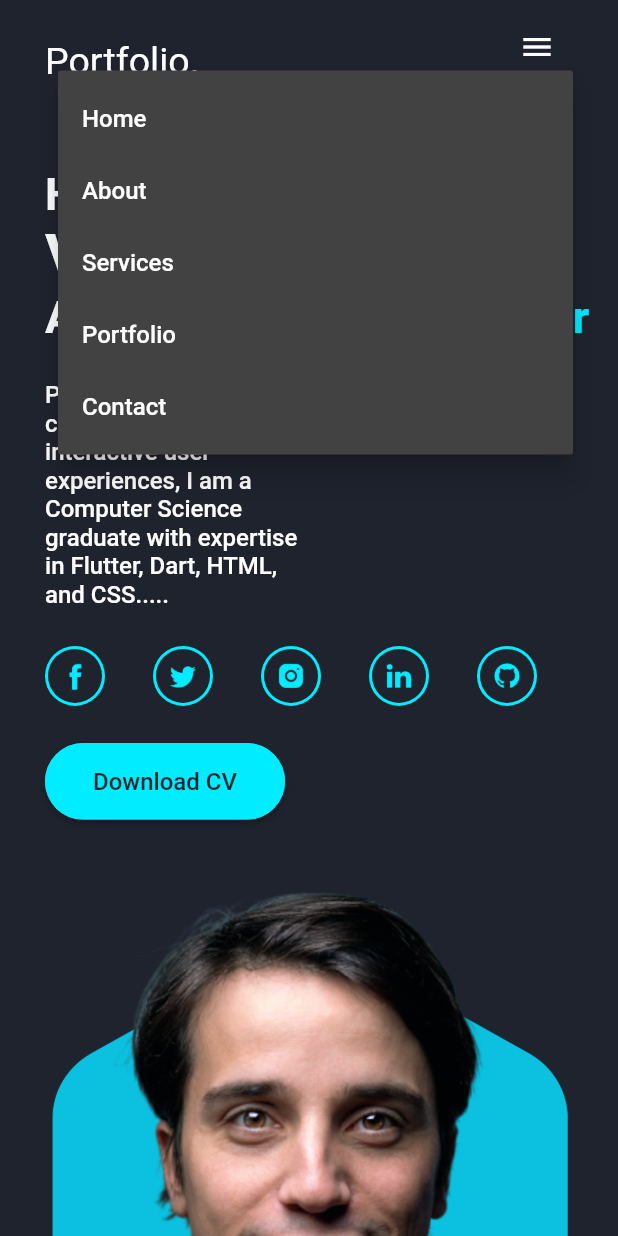
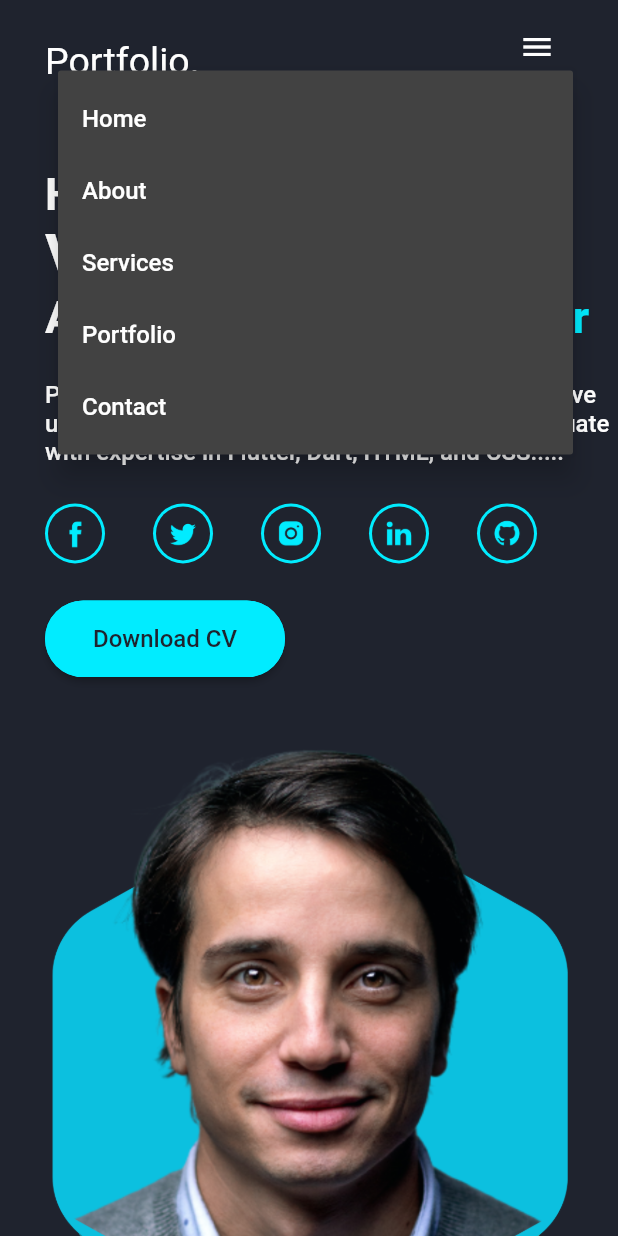
Before and after one commit to VIBINK0/Responsive_Portfolio, a Flutter app: the screen it shows after launch, after a tap on the "menu" icon, on a phone screen of 412 x 824 dp. Run offline on Flutter 3.47's test engine with Material 2 defaults, Android fonts, the phone set to English and light mode, and no system bars; drawn by our look-alikes of animated_text_kit, scrollable_positioned_list; our stand-ins replace animate_do, google_fonts; Roboto replaces fonts that are missing (Kanit).

Commit message:
Final_Commit

```diff
--- a/lib/ui/landing_page.dart
+++ b/lib/ui/landing_page.dart
@@ -143,8 +143,6 @@ class _LandingPageState extends State<LandingPage> {
       body: ScrollablePositionedList.builder(
         itemCount: screensList.length,
         itemScrollController: _itemScrollController,
-        // itemPositionsListener: itemPositionsListener,
-        //scrollOffsetListener: scrollOffsetListener,
         itemBuilder: (context, index) {
           return screensList[index];
         },
--- a/lib/ui/screens/about_screen.dart
+++ b/lib/ui/screens/about_screen.dart
@@ -23,7 +23,7 @@ class AboutScreen extends StatelessWidget {
         color: AppColors.containerColor,
         child: Padding(
           padding: const EdgeInsets.symmetric(
-              horizontal: 10, vertical: AppSize.defaultSize),
+              horizontal: 30, vertical: AppSize.defaultSize),
           child: Column(
             mainAxisAlignment: MainAxisAlignment.center,
             children: [
@@ -61,7 +61,7 @@ class AboutScreen extends StatelessWidget {
                 ),
               ),
               const SizedBox(width: AppSize.defaultSize / 2),
-              Expanded(child: const AboutPageInfo())
+              const Expanded(child: const AboutPageInfo())
             ],
           ),
         ),
--- a/lib/ui/screens/home_screen.dart
+++ b/lib/ui/screens/home_screen.dart
@@ -17,22 +17,20 @@ class HomeScreen extends StatelessWidget {
   Widget build(BuildContext context) {
     return HelperClass(
       mobile: SizedBox(
-        //height: MediaQuery.of(context).size.height,
         width: MediaQuery.of(context).size.width,
         child: const Padding(
           padding: EdgeInsets.only(
             top: 50,
             left: 30,
-            right: 30,
-            bottom: 150,
           ),
           child: Column(
-            // mainAxisAlignment: MainAxisAlignment.center,
-            // crossAxisAlignment: CrossAxisAlignment.center,
             children: [
               HomeInfoWidget(),
               SizedBox(height: 180),
-              AnimatedImage(),
+              Padding(
+                padding: EdgeInsets.only(right: 30),
+                child: AnimatedImage(),
+              ),
             ],
           ),
         ),
@@ -78,7 +76,6 @@ class HomeInfoWidget extends StatelessWidget {
   Widget build(BuildContext context) {
     return Column(
       crossAxisAlignment: CrossAxisAlignment.start,
-      // mainAxisSize: MainAxisSize.min,
       children: [
         const TextWidget(),
         const SizedBox(height: AppSize.defaultheight / 2.5),
--- a/lib/ui/screens/projects_screen.dart
+++ b/lib/ui/screens/projects_screen.dart
@@ -129,7 +129,7 @@ class _ProjectScreenState extends State<ProjectScreen> {
                                                 fontSize: 24),
                                       ),
                                       Text(
-                                        'Passionate about creating engaging and interactive user experiences, I am a Computer Science graduate with expertise in Flutter, Dart, HTML, and CSS.....',
+                                        'OOps! Something Wrong',
                                         style: Theme.of(context)
                                             .textTheme
                                             .bodySmall!
--- a/lib/ui/widgets/text_widget.dart
+++ b/lib/ui/widgets/text_widget.dart
@@ -48,6 +48,7 @@ class TextWidget extends StatelessWidget {
             ),
             FadeInUp(
               duration: const Duration(milliseconds: 1100),
+              child: Expanded(
                 child: AnimatedTextKit(
                   animatedTexts: [
                     TyperAnimatedText('Flutter Developer',
@@ -58,6 +59,7 @@ class TextWidget extends StatelessWidget {
                         speed: const Duration(milliseconds: 100)),
                   ],
                   totalRepeatCount: 999999,
+                ),
               ),
             ),
           ],
@@ -78,7 +80,7 @@ class TextWidget extends StatelessWidget {
               ),
             ),
           ),
-        if (!HelperClass.isdesktop(context))
+        if (HelperClass.istablet(context))
           FadeInLeft(
             duration: const Duration(milliseconds: 1500),
             delay: const Duration(milliseconds: 1500),
@@ -93,6 +95,20 @@ class TextWidget extends StatelessWidget {
               ),
             ),
           ),
+        if (HelperClass.ismobile(context))
+          FadeInLeft(
+            duration: const Duration(milliseconds: 1500),
+            delay: const Duration(milliseconds: 1500),
+            child: Expanded(
+              child: Text(
+                'Passionate about creating engaging and interactive user experiences, I am a Computer Science graduate with expertise in Flutter, Dart, HTML, and CSS..... ',
+                style: Theme.of(context)
+                    .textTheme
+                    .bodySmall!
+                    .copyWith(color: AppColors.primaryTextColor),
+              ),
+            ),
+          ),
       ],
     );
   }
```
Also changed, not shown: lib/ui/screens/contact_screen.dart (+5 -5 lines). Lines whose indentation alone changed are shown as unchanged.
